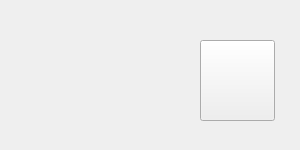
Before: the Qt Designer form src/plugins/QFolder/qfolder.ui in birdman1992/NetDisk, drawn with Qt 5.
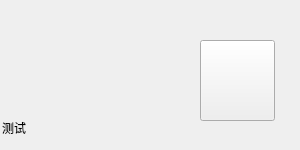
After: the same form once the commit is applied. Icons and pictures are not drawn.

```diff
--- a/src/plugins/QFolder/qfolder.ui
+++ b/src/plugins/QFolder/qfolder.ui
@@ -51,7 +51,7 @@
   <widget class="QLineEdit" name="name">
    <property name="geometry">
     <rect>
-     <x>140</x>
+     <x>0</x>
      <y>120</y>
      <width>151</width>
      <height>21</height>
@@ -76,6 +76,9 @@
 background:rgb(255, 255, 255);
 }</string>
    </property>
+   <property name="text">
+    <string>测试</string>
+   </property>
   </widget>
   <widget class="QPushButton" name="btn">
    <property name="geometry">
```
